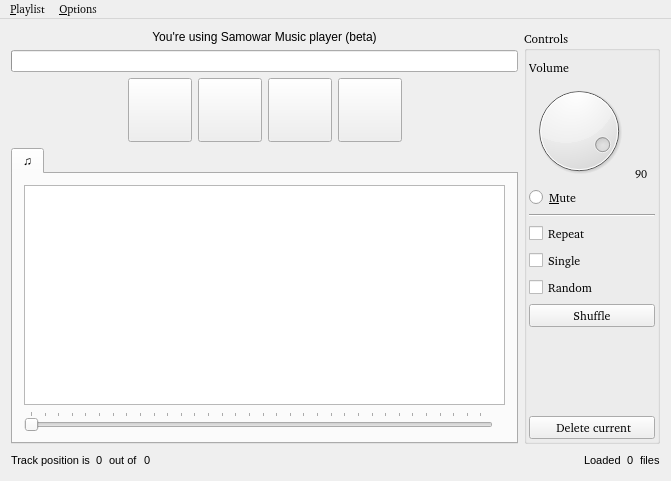
Above: mainwindow.ui from flyboy14/SamowarMP before the change. Below: the same form after it.
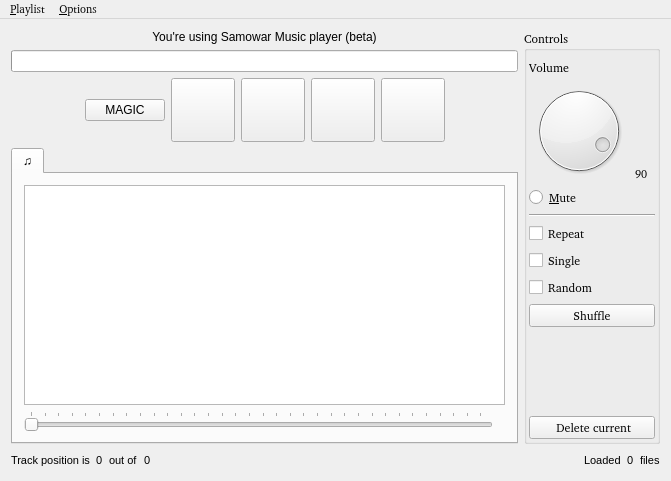
That is the form after the change. Icons and pictures are not drawn.

```diff
--- a/mainwindow.ui
+++ b/mainwindow.ui
@@ -88,6 +88,13 @@
             </property>
            </spacer>
           </item>
+          <item>
+           <widget class="QPushButton" name="pushButton">
+            <property name="text">
+             <string>MAGIC</string>
+            </property>
+           </widget>
+          </item>
           <item>
            <widget class="QPushButton" name="button_play_prev">
             <property name="minimumSize">
```
